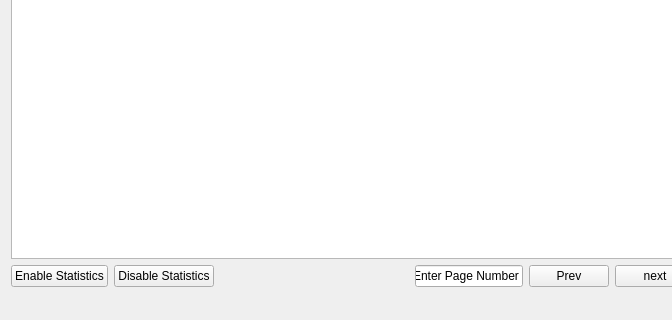
The window that src/basicbookreader.ui (lettergram/basicbookreader) describes before a commit, drawn with Qt 5; both pictures show x 0 to 672 and y 330 to 650 of the 800 by 650 pixel window.
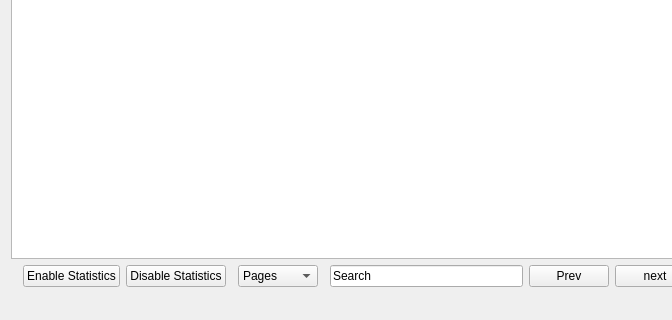
The same window after the commit.

The edit to the form file:
```diff
--- a/src/basicbookreader.ui
+++ b/src/basicbookreader.ui
@@ -21,59 +21,66 @@
   </property>
   <widget class="QWidget" name="centralWidget">
    <layout class="QGridLayout" name="gridLayout">
-    <item row="2" column="19">
+    <item row="4" column="3">
+     <widget class="QPushButton" name="disable_stats_button">
+      <property name="text">
+       <string>Disable Statistics</string>
+      </property>
+     </widget>
+    </item>
+    <item row="4" column="5" colspan="3">
+     <widget class="QComboBox" name="comboBox">
+      <item>
+       <property name="text">
+        <string>Pages</string>
+       </property>
+      </item>
+      <item>
+       <property name="text">
+        <string>Chapters</string>
+       </property>
+      </item>
+     </widget>
+    </item>
+    <item row="4" column="9">
+     <widget class="QLineEdit" name="lineEdit_page">
+      <property name="text">
+       <string>Search</string>
+      </property>
+      <property name="maxLength">
+       <number>50</number>
+      </property>
+     </widget>
+    </item>
+    <item row="2" column="16">
      <widget class="QPushButton" name="pushButton">
       <property name="text">
        <string>Add Note</string>
       </property>
      </widget>
     </item>
-    <item row="0" column="19">
+    <item row="0" column="16">
      <widget class="QToolButton" name="toolButton">
       <property name="text">
        <string>Choose Book</string>
       </property>
      </widget>
     </item>
-    <item row="4" column="1">
-     <widget class="QPushButton" name="disable_stats_button">
-      <property name="text">
-       <string>Disable Statistics</string>
-      </property>
-     </widget>
-    </item>
-    <item row="4" column="14">
+    <item row="4" column="11">
      <widget class="QPushButton" name="nextButton">
       <property name="text">
        <string>next</string>
       </property>
      </widget>
     </item>
-    <item row="4" column="0">
-     <widget class="QPushButton" name="enable_stats_button">
-      <property name="text">
-       <string>Enable Statistics</string>
-      </property>
-     </widget>
-    </item>
-    <item row="4" column="13">
+    <item row="4" column="10">
      <widget class="QPushButton" name="prevButton">
       <property name="text">
        <string>Prev</string>
       </property>
      </widget>
     </item>
-    <item row="4" column="9" colspan="4">
-     <widget class="QLineEdit" name="lineEdit_page">
-      <property name="text">
-       <string>Enter Page Number</string>
-      </property>
-      <property name="maxLength">
-       <number>50</number>
-      </property>
-     </widget>
-    </item>
-    <item row="0" column="0" rowspan="4" colspan="15">
+    <item row="0" column="0" rowspan="4" colspan="12">
      <widget class="QTextBrowser" name="textBrowser">
       <property name="mouseTracking">
        <bool>true</bool>
@@ -83,17 +90,17 @@
       </property>
      </widget>
     </item>
-    <item row="1" column="19">
+    <item row="1" column="16">
      <widget class="QPushButton" name="saveBookButton">
       <property name="text">
        <string>Bookmark</string>
       </property>
      </widget>
     </item>
-    <item row="4" column="2" colspan="7">
-     <widget class="QLabel" name="label">
+    <item row="4" column="2">
+     <widget class="QPushButton" name="enable_stats_button">
       <property name="text">
-       <string/>
+       <string>Enable Statistics</string>
       </property>
      </widget>
     </item>
```
Left out of the diff: 3 changed lines with no effect on the pictures.
